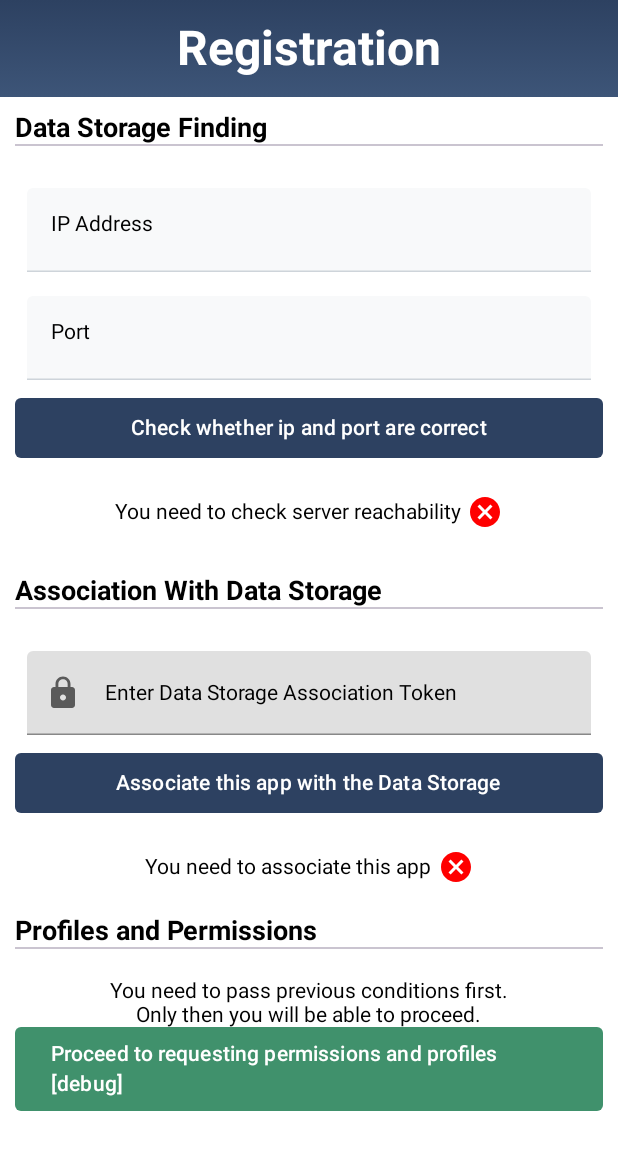
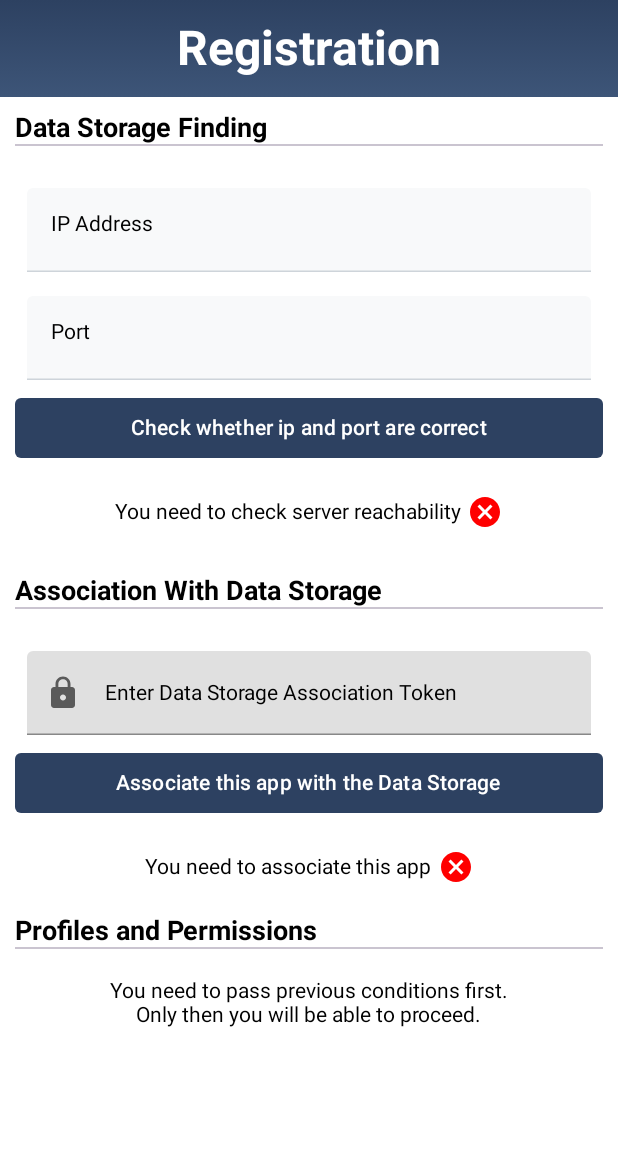
Before and after one commit to marekStef/decentralised-storage-system, an Android app built with Jetpack Compose: the screen it shows after launch (MainActivity), on a phone screen of 412 x 824 dp. Shown: the top 1150 px of the screen. Run offline under Robolectric (Android 15) with nearby library versions, the phone set to English and light mode, and no system bars; our stand-ins replace Room's generated code, accompanist, livedata-compose; 1 statement that could not run was skipped.

Commit message:
mobile app finished

```diff
--- a/source_apps/locationTracker/app/src/main/java/com/example/locationtracker/screens/registrationScreen/RegistrationScreen.kt
+++ b/source_apps/locationTracker/app/src/main/java/com/example/locationtracker/screens/registrationScreen/RegistrationScreen.kt
@@ -288,13 +288,13 @@ fun RegistrationScreen(
                         Text(text = "Only then you will be able to proceed.")
                     }
 
-                    CustomDefaultButton(
-                        "Proceed to requesting permissions and profiles [debug]",
-                        backgroundColor = colorResource(id = R.color.green3),
-                        textColor = Color.White
-                    ) {
-                        navController.navigate("profilesAndPermissions")
-                    }
+//                    CustomDefaultButton(
+//                        "Proceed to requesting permissions and profiles [debug]",
+//                        backgroundColor = colorResource(id = R.color.green3),
+//                        textColor = Color.White
+//                    ) {
+//                        navController.navigate("profilesAndPermissions")
+//                    }
                 }
             }
         }
```
Also changed, not shown: source_apps/locationTracker/app/src/main/java/com/example/locationtracker/screens/ProfilesAndPermissionsScreen/ProfilesAndPermissionsScreen.kt (+15 -15 lines).
